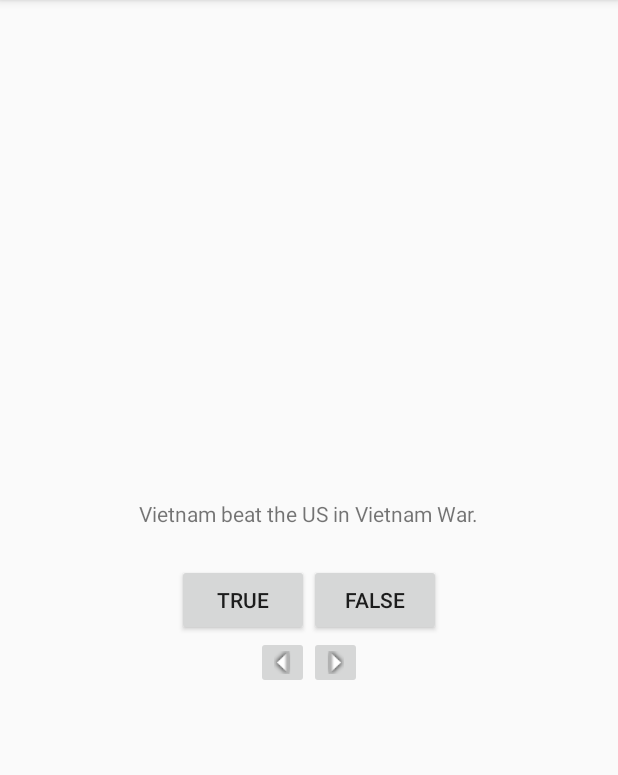
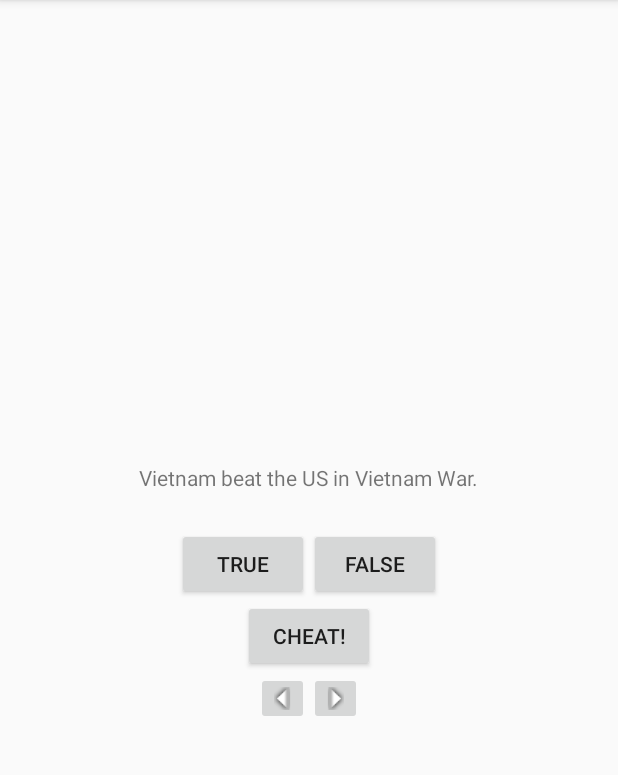
Before and after one commit to huyviet1995/GeoQuiz, an Android app: the screen it shows after launch (QuizActivity), on a phone screen of 412 x 824 dp, the part 84-859 px from its top. Run offline under Robolectric (Android 15) with nearby library versions, the phone set to English and light mode, and no system bars.

Commit message:
update all missing files

```diff
--- a/app/src/main/res/layout/activity_quiz.xml
+++ b/app/src/main/res/layout/activity_quiz.xml
@@ -27,12 +27,17 @@
             android:layout_height="wrap_content"
             android:text="@string/false_button" />
     </LinearLayout>
+    <Button
+        android:layout_width="wrap_content"
+        android:layout_height="wrap_content"
+        android:id="@+id/cheat_button"
+        android:text="@string/cheat_button"/>
     <LinearLayout
 
         android:layout_width="wrap_content"
         android:layout_height="wrap_content"
-        android:orientation="horizontal"
-    >
+        android:orientation="horizontal">
+
     <ImageButton
         android:id="@+id/previous_button"
         android:layout_width="wrap_content"
```
Also changed, not shown: app/src/main/res/layout/activity_cheat.xml (added, +28 -0 lines).
